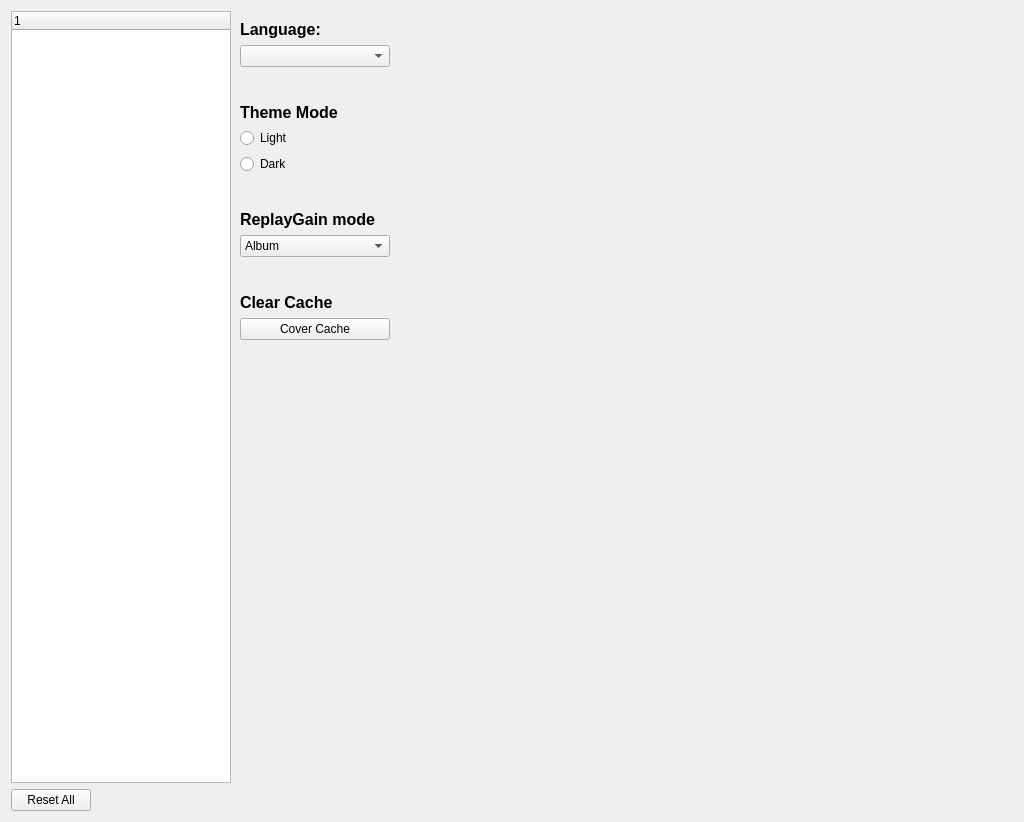
Qt form src/widget_shared/preferencedialog.ui (billlin0904/xamp2) before a commit.
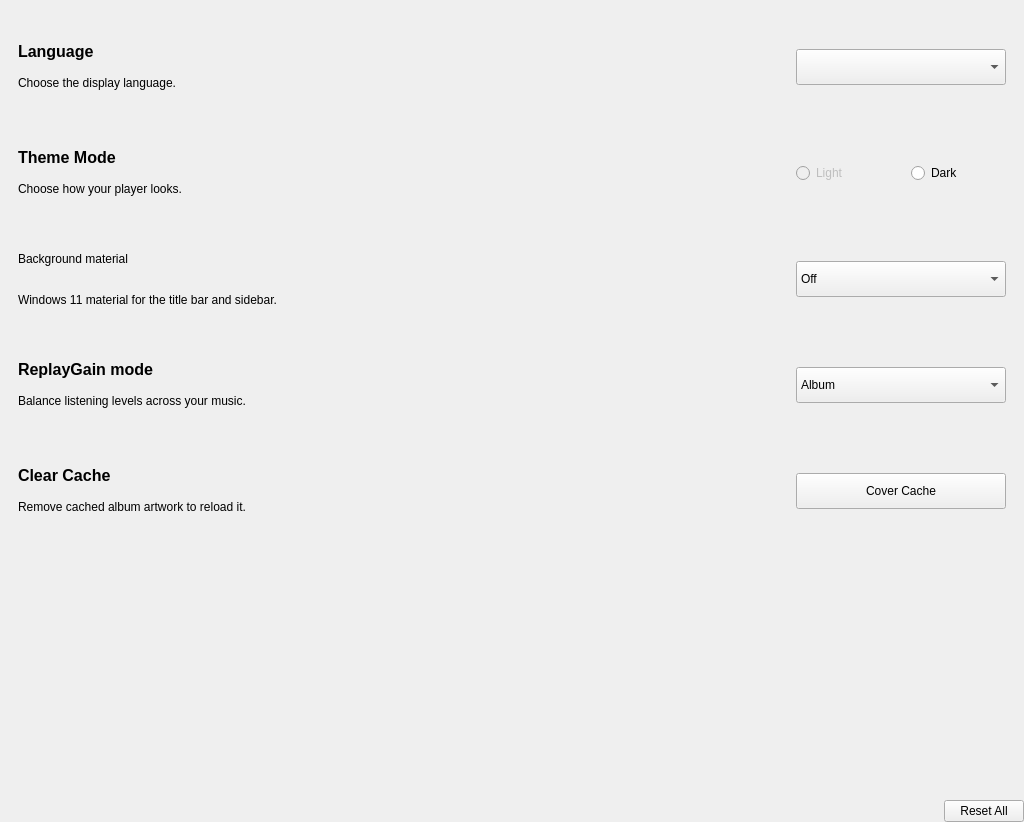
The same form after that commit. Custom widgets are drawn as their Qt base class.

Commit message: Integrate PCM-to-DSD playback with MKL and update XAMP UI and packaging

```diff
--- a/src/widget_shared/preferencedialog.ui
+++ b/src/widget_shared/preferencedialog.ui
@@ -1,7 +1,7 @@
 <?xml version="1.0" encoding="UTF-8"?>
 <ui version="4.0">
  <class>PreferenceDialog</class>
- <widget class="QFrame" name="PreferenceDialog">
+ <widget class="QFrame" name="modernSettings">
   <property name="geometry">
    <rect>
     <x>0</x>
@@ -11,7 +11,7 @@
    </rect>
   </property>
   <property name="sizePolicy">
-   <sizepolicy hsizetype="Fixed" vsizetype="Preferred">
+   <sizepolicy hsizetype="Expanding" vsizetype="Expanding">
     <horstretch>0</horstretch>
     <verstretch>0</verstretch>
    </sizepolicy>
@@ -20,14 +20,21 @@
    <enum>Qt::FocusPolicy::NoFocus</enum>
   </property>
   <property name="windowTitle">
-   <string>Preference</string>
+   <string>Settings</string>
   </property>
-  <layout class="QVBoxLayout" name="verticalLayout">
-   <item>
-    <layout class="QHBoxLayout" name="horizontalLayout">
-     <property name="spacing">
-      <number>0</number>
-     </property>
+  <property name="minimumSize">
+   <size>
+    <width>760</width>
+    <height>580</height>
+   </size>
+  </property>
+  <property name="maximumSize">
+   <size>
+    <width>1080</width>
+    <height>16777215</height>
+   </size>
+  </property>
+  <layout class="QVBoxLayout" name="settingsLayout" stretch="0,1,0">
      <property name="leftMargin">
       <number>0</number>
      </property>
@@ -40,48 +47,63 @@
      <property name="bottomMargin">
       <number>0</number>
      </property>
+   <property name="spacing">
+    <number>20</number>
+   </property>
      <item>
-      <widget class="QTreeWidget" name="preferenceTreeWidget">
-       <property name="sizePolicy">
-        <sizepolicy hsizetype="Fixed" vsizetype="Expanding">
-         <horstretch>0</horstretch>
-         <verstretch>0</verstretch>
-        </sizepolicy>
-       </property>
-       <property name="minimumSize">
-        <size>
-         <width>220</width>
-         <height>0</height>
-        </size>
-       </property>
-       <property name="maximumSize">
-        <size>
-         <width>220</width>
-         <height>16777215</height>
-        </size>
-       </property>
-       <column>
-        <property name="text">
-         <string notr="true">1</string>
-        </property>
-       </column>
-      </widget>
+    <widget class="QTabBar" name="settingsTabs" />
      </item>
      <item>
       <widget class="QStackedWidget" name="stackedWidget">
-       <property name="sizePolicy">
-        <sizepolicy hsizetype="Preferred" vsizetype="Preferred">
-         <horstretch>2</horstretch>
-         <verstretch>0</verstretch>
-        </sizepolicy>
-       </property>
-       <property name="currentIndex">
-        <number>0</number>
-       </property>
        <widget class="QWidget" name="playbackPage">
-        <layout class="QVBoxLayout" name="verticalLayout_17" stretch="0,0,0,0,0,0,0,0">
+      <layout class="QVBoxLayout" name="playbackLayout">
+       <property name="leftMargin">
+        <number>0</number>
+       </property>
+       <property name="topMargin">
+        <number>0</number>
+       </property>
+       <property name="rightMargin">
+        <number>0</number>
+       </property>
+       <property name="bottomMargin">
+        <number>0</number>
+       </property>
+       <property name="spacing">
+        <number>12</number>
+       </property>
          <item>
-          <layout class="QVBoxLayout" name="verticalLayout_15">
+        <widget class="QFrame" name="settingRow1">
+         <property name="settingRow" stdset="0">
+          <bool>true</bool>
+         </property>
+         <property name="minimumSize">
+          <size>
+           <width>0</width>
+           <height>94</height>
+          </size>
+         </property>
+         <layout class="QHBoxLayout" name="settingRowLayout1" stretch="1,0">
+          <property name="leftMargin">
+           <number>18</number>
+          </property>
+          <property name="topMargin">
+           <number>18</number>
+          </property>
+          <property name="rightMargin">
+           <number>18</number>
+          </property>
+          <property name="bottomMargin">
+           <number>18</number>
+          </property>
+          <property name="spacing">
+           <number>24</number>
+          </property>
+          <item>
+           <layout class="QVBoxLayout" name="settingCopy1">
+            <property name="spacing">
+             <number>6</number>
+            </property>
            <item>
             <widget class="QLabel" name="lbLang">
              <property name="font">
@@ -92,45 +114,84 @@
               </font>
              </property>
              <property name="text">
-              <string>Language:</string>
-             </property>
-            </widget>
+               <string>Language</string>
+              </property>
+              <property name="settingTitle" stdset="0">
+               <bool>true</bool>
+              </property>
+             </widget>
+            </item>
+            <item>
+             <widget class="QLabel" name="settingHint1">
+              <property name="text">
+               <string>Choose the display language.</string>
+              </property>
+              <property name="settingHint" stdset="0">
+               <bool>true</bool>
+              </property>
+              <property name="wordWrap">
+               <bool>true</bool>
+              </property>
+             </widget>
+            </item>
+           </layout>
            </item>
            <item>
             <widget class="QComboBox" name="langCombo">
-             <property name="maximumSize">
-              <size>
-               <width>150</width>
-               <height>16777215</height>
-              </size>
-             </property>
              <property name="font">
               <font>
                <kerning>false</kerning>
               </font>
              </property>
+            <property name="minimumSize">
+             <size>
+              <width>210</width>
+              <height>36</height>
+             </size>
+            </property>
+            <property name="maximumSize">
+             <size>
+              <width>270</width>
+              <height>16777215</height>
+             </size>
+            </property>
             </widget>
            </item>
           </layout>
+        </widget>
          </item>
          <item>
-          <spacer name="verticalSpacer_7">
-           <property name="orientation">
-            <enum>Qt::Orientation::Vertical</enum>
-           </property>
-           <property name="sizeType">
-            <enum>QSizePolicy::Policy::Fixed</enum>
-           </property>
-           <property name="sizeHint" stdset="0">
+        <widget class="QFrame" name="settingRow2">
+         <property name="settingRow" stdset="0">
+          <bool>true</bool>
+         </property>
+         <property name="minimumSize">
             <size>
-             <width>20</width>
-             <height>30</height>
-            </size>
-           </property>
-          </spacer>
-         </item>
+           <width>0</width>
+           <height>94</height>
+          </size>
+         </property>
+         <layout class="QHBoxLayout" name="settingRowLayout2" stretch="1,0">
+          <property name="leftMargin">
+           <number>18</number>
+          </property>
+          <property name="topMargin">
+           <number>18</number>
+          </property>
+          <property name="rightMargin">
+           <number>18</number>
+          </property>
+          <property name="bottomMargin">
+           <number>18</number>
+          </property>
+          <property name="spacing">
+           <number>24</number>
+          </property>
          <item>
-          <layout class="QVBoxLayout" name="verticalLayout_16">
+           <layout class="QVBoxLayout" name="settingCopy2">
+            <property name="spacing">
+             <number>6</number>
+            </property>
            <item>
             <widget class="QLabel" name="lbThemeMode">
              <property name="font">
@@ -143,10 +204,49 @@
              <property name="text">
               <string>Theme Mode</string>
              </property>
-            </widget>
-           </item>
+              <property name="settingTitle" stdset="0">
+               <bool>true</bool>
+              </property>
+             </widget>
+            </item>
+            <item>
+             <widget class="QLabel" name="settingHint2">
+              <property name="text">
+               <string>Choose how your player looks.</string>
+              </property>
+              <property name="settingHint" stdset="0">
+               <bool>true</bool>
+              </property>
+              <property name="wordWrap">
+               <bool>true</bool>
+              </property>
+             </widget>
+            </item>
+           </layout>
+          </item>
+          <item>
+           <widget class="QWidget" name="themeChoices">
+            <layout class="QHBoxLayout" name="themeChoicesLayout">
+             <property name="leftMargin">
+              <number>0</number>
+             </property>
+             <property name="topMargin">
+              <number>0</number>
+             </property>
+             <property name="rightMargin">
+              <number>0</number>
+             </property>
+             <property name="bottomMargin">
+              <number>0</number>
+             </property>
+             <property name="spacing">
+              <number>20</number>
+             </property>
            <item>
             <widget class="QRadioButton" name="lightRadioButton">
+               <property name="enabled">
+                <bool>false</bool>
+               </property>
              <property name="text">
               <string>Light</string>
              </property>
@@ -160,25 +260,131 @@
             </widget>
            </item>
           </layout>
-         </item>
+            <property name="minimumSize">
+             <size>
+              <width>210</width>
+              <height>36</height>
+             </size>
+            </property>
+            <property name="maximumSize">
+             <size>
+              <width>270</width>
+              <height>16777215</height>
+             </size>
+            </property>
+           </widget>
+          </item>
+         </layout>
+        </widget>
+       </item>
          <item>
-          <spacer name="verticalSpacer_5">
-           <property name="orientation">
-            <enum>Qt::Orientation::Vertical</enum>
-           </property>
-           <property name="sizeType">
-            <enum>QSizePolicy::Policy::Fixed</enum>
-           </property>
-           <property name="sizeHint" stdset="0">
+        <widget class="QFrame" name="backdropRow">
+         <property name="settingRow" stdset="0">
+          <bool>true</bool>
+         </property>
+         <property name="minimumSize">
+          <size>
+           <width>0</width>
+           <height>94</height>
+          </size>
+         </property>
+         <layout class="QHBoxLayout" name="backdropLayout" stretch="1,0">
+          <property name="leftMargin">
+           <number>18</number>
+          </property>
+          <property name="rightMargin">
+           <number>18</number>
+          </property>
+          <item>
+           <layout class="QVBoxLayout" name="backdropTextLayout">
+            <item>
+             <widget class="QLabel" name="backdropTitle">
+              <property name="text">
+               <string>Background material</string>
+              </property>
+              <property name="settingTitle" stdset="0">
+               <bool>true</bool>
+              </property>
+             </widget>
+            </item>
+            <item>
+             <widget class="QLabel" name="backdropHint">
+              <property name="text">
+               <string>Windows 11 material for the title bar and sidebar.</string>
+              </property>
+              <property name="settingHint" stdset="0">
+               <bool>true</bool>
+              </property>
+             </widget>
+            </item>
+           </layout>
+          </item>
+          <item>
+           <widget class="QComboBox" name="backdropCombo">
+            <property name="minimumSize">
             <size>
-             <width>20</width>
-             <height>30</height>
-            </size>
-           </property>
-          </spacer>
+              <width>210</width>
+              <height>36</height>
+             </size>
+            </property>
+            <property name="maximumSize">
+             <size>
+              <width>270</width>
+              <height>16777215</height>
+             </size>
+            </property>
+            <item>
+             <property name="text">
+              <string>Off</string>
+             </property>
          </item>
          <item>
-          <layout class="QVBoxLayout" name="verticalLayout_5">
+             <property name="text">
+              <string>Mica</string>
+             </property>
+            </item>
+            <item>
+             <property name="text">
+              <string>Acrylic</string>
+             </property>
+            </item>
+           </widget>
+          </item>
+         </layout>
+        </widget>
+       </item>
+       <item>
+        <widget class="QFrame" name="settingRow3">
+         <property name="settingRow" stdset="0">
+          <bool>true</bool>
+         </property>
+         <property name="minimumSize">
+          <size>
+           <width>0</width>
+           <height>94</height>
+          </size>
+         </property>
+         <layout class="QHBoxLayout" name="settingRowLayout3" stretch="1,0">
+          <property name="leftMargin">
+           <number>18</number>
+          </property>
+          <property name="topMargin">
+           <number>18</number>
+          </property>
+          <property name="rightMargin">
+           <number>18</number>
+          </property>
+          <property name="bottomMargin">
+           <number>18</number>
+          </property>
+          <property name="spacing">
+           <number>24</number>
+          </property>
+          <item>
+           <layout class="QVBoxLayout" name="settingCopy3">
+            <property name="spacing">
+             <number>6</number>
+            </property>
            <item>
             <widget class="QLabel" name="lbReplayGameMode">
              <property name="maximumSize">
@@ -197,16 +403,28 @@
              <property name="text">
               <string>ReplayGain mode</string>
              </property>
-            </widget>
+              <property name="settingTitle" stdset="0">
+               <bool>true</bool>
+              </property>
+             </widget>
+            </item>
+            <item>
+             <widget class="QLabel" name="settingHint3">
+              <property name="text">
+               <string>Balance listening levels across your music.</string>
+              </property>
+              <property name="settingHint" stdset="0">
+               <bool>true</bool>
+              </property>
+              <property name="wordWrap">
+               <bool>true</bool>
+              </property>
+             </widget>
+            </item>
+           </layout>
            </item>
            <item>
             <widget class="QComboBox" name="replayGainModeCombo">
-             <property name="maximumSize">
-              <size>
-               <width>150</width>
-               <height>16777215</height>
-              </size>
-             </property>
              <property name="font">
               <font>
                <kerning>false</kerning>
@@ -227,28 +445,55 @@
                <string>None</string>
               </property>
              </item>
+            <property name="minimumSize">
+             <size>
+              <width>210</width>
+              <height>36</height>
+             </size>
+            </property>
+            <property name="maximumSize">
+             <size>
+              <width>270</width>
+              <height>16777215</height>
+             </size>
+            </property>
             </widget>
            </item>
           </layout>
+        </widget>
          </item>
          <item>
-          <spacer name="verticalSpacer_6">
-           <property name="orientation">
-            <enum>Qt::Orientation::Vertical</enum>
-           </property>
-           <property name="sizeType">
-            <enum>QSizePolicy::Policy::Fixed</enum>
-           </property>
-           <property name="sizeHint" stdset="0">
+        <widget class="QFrame" name="settingRow4">
+         <property name="settingRow" stdset="0">
+          <bool>true</bool>
+         </property>
+         <property name="minimumSize">
             <size>
-             <width>20</width>
-             <height>30</height>
-            </size>
-           </property>
-          </spacer>
-         </item>
+           <width>0</width>
+           <height>94</height>
+          </size>
+         </property>
+         <layout class="QHBoxLayout" name="settingRowLayout4" stretch="1,0">
+          <property name="leftMargin">
+           <number>18</number>
+          </property>
+          <property name="topMargin">
+           <number>18</number>
+          </property>
+          <property name="rightMargin">
+           <number>18</number>
+          </property>
+          <property name="bottomMargin">
+           <number>18</number>
+          </property>
+          <property name="spacing">
+           <number>24</number>
+          </property>
          <item>
-          <layout class="QVBoxLayout" name="verticalLayout_9">
+           <layout class="QVBoxLayout" name="settingCopy4">
+            <property name="spacing">
+             <number>6</number>
+            </property>
            <item>
             <widget class="QLabel" name="lbReplayGameMode_2">
              <property name="maximumSize">
@@ -267,32 +512,57 @@
              <property name="text">
               <string>Clear Cache</string>
              </property>
-            </widget>
+              <property name="settingTitle" stdset="0">
+               <bool>true</bool>
+              </property>
+             </widget>
+            </item>
+            <item>
+             <widget class="QLabel" name="settingHint4">
+              <property name="text">
+               <string>Remove cached album artwork to reload it.</string>
+              </property>
+              <property name="settingHint" stdset="0">
+               <bool>true</bool>
+              </property>
+              <property name="wordWrap">
+               <bool>true</bool>
+              </property>
+             </widget>
+            </item>
+           </layout>
            </item>
            <item>
             <widget class="QPushButton" name="clearCoverCacheButton">
-             <property name="maximumSize">
-              <size>
-               <width>150</width>
-               <height>16777215</height>
-              </size>
-             </property>
              <property name="text">
               <string>Cover Cache</string>
              </property>
+            <property name="minimumSize">
+             <size>
+              <width>210</width>
+              <height>36</height>
+             </size>
+            </property>
+            <property name="maximumSize">
+             <size>
+              <width>270</width>
+              <height>16777215</height>
+             </size>
+            </property>
             </widget>
            </item>
           </layout>
+        </widget>
          </item>
          <item>
-          <spacer name="verticalSpacer">
+        <spacer name="playbackBottomSpace">
            <property name="orientation">
-            <enum>Qt::Orientation::Vertical</enum>
-           </property>
-           <property name="sizeHint" stdset="0">
+          <enum>Qt::Vertical</enum>
+         </property>
+         <property name="sizeHint">
             <size>
              <width>20</width>
-             <height>40</height>
+           <height>20</height>
             </size>
            </property>
           </spacer>
@@ -300,6 +570,131 @@
         </layout>
        </widget>
        <widget class="QWidget" name="dspManagerPage">
+      <layout class="QVBoxLayout" name="resamplerLayout" stretch="0,1">
+       <property name="leftMargin">
+        <number>0</number>
+       </property>
+       <property name="topMargin">
+        <number>0</number>
+       </property>
+       <property name="rightMargin">
+        <number>0</number>
+       </property>
+       <property name="bottomMargin">
+        <number>0</number>
+       </property>
+       <property name="spacing">
+        <number>16</number>
+       </property>
+       <item>
+        <widget class="QFrame" name="settingRow5">
+         <property name="settingRow" stdset="0">
+          <bool>true</bool>
+         </property>
+         <property name="minimumSize">
+          <size>
+           <width>0</width>
+           <height>94</height>
+          </size>
+         </property>
+         <layout class="QHBoxLayout" name="settingRowLayout5" stretch="1,0">
+          <property name="leftMargin">
+           <number>18</number>
+          </property>
+          <property name="topMargin">
+           <number>18</number>
+          </property>
+          <property name="rightMargin">
+           <number>18</number>
+          </property>
+          <property name="bottomMargin">
+           <number>18</number>
+          </property>
+          <property name="spacing">
+           <number>24</number>
+          </property>
+          <item>
+           <layout class="QVBoxLayout" name="settingCopy5">
+            <property name="spacing">
+             <number>6</number>
+            </property>
+            <item>
+             <widget class="QLabel" name="lbResampler">
+              <property name="sizePolicy">
+               <sizepolicy hsizetype="Preferred" vsizetype="Preferred">
+                <horstretch>1</horstretch>
+                <verstretch>0</verstretch>
+               </sizepolicy>
+              </property>
+              <property name="text">
+               <string>Resampler</string>
+              </property>
+              <property name="settingTitle" stdset="0">
+               <bool>true</bool>
+              </property>
+             </widget>
+            </item>
+            <item>
+             <widget class="QLabel" name="settingHint5">
+              <property name="text">
+               <string>Select the sample rate conversion engine.</string>
+              </property>
+              <property name="settingHint" stdset="0">
+               <bool>true</bool>
+              </property>
+              <property name="wordWrap">
+               <bool>true</bool>
+              </property>
+             </widget>
+            </item>
+           </layout>
+          </item>
+          <item>
+           <widget class="QComboBox" name="selectResamplerComboBox">
+            <property name="sizePolicy">
+             <sizepolicy hsizetype="Preferred" vsizetype="Fixed">
+              <horstretch>1</horstretch>
+              <verstretch>0</verstretch>
+             </sizepolicy>
+            </property>
+            <item>
+             <property name="text">
+              <string>Disable</string>
+             </property>
+            </item>
+            <item>
+             <property name="text">
+              <string>Soxr</string>
+             </property>
+            </item>
+            <item>
+             <property name="text">
+              <string>Secret Rabbit Code</string>
+             </property>
+            </item>
+            <item>
+             <property name="text">
+              <string>R8brain Free</string>
+             </property>
+            </item>
+            <property name="minimumSize">
+             <size>
+              <width>210</width>
+              <height>36</height>
+             </size>
+            </property>
+            <property name="maximumSize">
+             <size>
+              <width>270</width>
+              <height>16777215</height>
+             </size>
+            </property>
+           </widget>
+          </item>
+         </layout>
+        </widget>
+       </item>
+       <item>
         <widget class="QStackedWidget" name="resamplerStackedWidget">
          <property name="geometry">
           <rect>
@@ -309,7 +704,7 @@
            <height>701</height>
           </rect>
          </property>
-         <widget class="QWidget" name="noneResamplerPage"/>
+         <widget class="QWidget" name="noneResamplerPage" />
          <widget class="QWidget" name="soxrResamplerPage">
           <layout class="QVBoxLayout" name="verticalLayout_4">
            <property name="spacing">
@@ -343,7 +738,7 @@
               </widget>
              </item>
              <item>
-              <widget class="QComboBox" name="soxrSettingCombo"/>
+              <widget class="QComboBox" name="soxrSettingCombo" />
              </item>
              <item>
               <layout class="QHBoxLayout" name="horizontalLayout_10">
@@ -653,7 +1048,7 @@
             </spacer>
            </item>
            <item>
-            <layout class="QHBoxLayout" name="horizontalLayout_11"/>
+            <layout class="QHBoxLayout" name="horizontalLayout_11" />
            </item>
            <item>
             <widget class="QGroupBox" name="groupBox_2">
@@ -1021,68 +1416,26 @@
           </layout>
          </widget>
         </widget>
-        <widget class="QWidget" name="layoutWidget">
-         <property name="geometry">
-          <rect>
-           <x>0</x>
-           <y>0</y>
-           <width>381</width>
-           <height>41</height>
-          </rect>
-         </property>
-         <layout class="QHBoxLayout" name="horizontalLayout_27">
-          <item>
-           <widget class="QLabel" name="lbResampler">
-            <property name="sizePolicy">
-             <sizepolicy hsizetype="Preferred" vsizetype="Preferred">
-              <horstretch>1</horstretch>
-              <verstretch>0</verstretch>
-             </sizepolicy>
-            </property>
-            <property name="text">
-             <string>Resampler:</string>
-            </property>
-           </widget>
+       </item>
+      </layout>
+     </widget>
+    </widget>
           </item>
           <item>
-           <widget class="QComboBox" name="selectResamplerComboBox">
-            <property name="sizePolicy">
-             <sizepolicy hsizetype="Preferred" vsizetype="Fixed">
-              <horstretch>1</horstretch>
-              <verstretch>0</verstretch>
-             </sizepolicy>
-            </property>
+    <layout class="QHBoxLayout" name="settingsFooter">
             <item>
-             <property name="text">
-              <string>Disable</string>
-             </property>
-            </item>
-            <item>
-             <property name="text">
-              <string>Soxr</string>
-             </property>
-            </item>
-            <item>
-             <property name="text">
-              <string>Secret Rabbit Code</string>
-             </property>
-            </item>
-            <item>
-             <property name="text">
-              <string>R8brain Free</string>
-             </property>
-            </item>
-           </widget>
-          </item>
-         </layout>
-        </widget>
-       </widget>
-      </widget>
-     </item>
-    </layout>
-   </item>
-   <item>
-    <layout class="QHBoxLayout" name="horizontalLayout_13">
+      <spacer name="footerSpace">
+       <property name="orientation">
+        <enum>Qt::Horizontal</enum>
+       </property>
+       <property name="sizeHint">
+        <size>
+         <width>40</width>
+         <height>20</height>
+        </size>
+       </property>
+      </spacer>
+     </item>
      <item>
       <widget class="QPushButton" name="resetAllButton">
        <property name="text">
@@ -1090,19 +1443,6 @@
        </property>
       </widget>
      </item>
-     <item>
-      <spacer name="horizontalSpacer_2">
-       <property name="orientation">
-        <enum>Qt::Orientation::Horizontal</enum>
-       </property>
-       <property name="sizeHint" stdset="0">
-        <size>
-         <width>40</width>
-         <height>20</height>
-        </size>
-       </property>
-      </spacer>
-     </item>
     </layout>
    </item>
   </layout>
```
Left out of the diff: 6 changed lines with no effect on the pictures. Lines whose indentation alone changed are shown as unchanged. The commit also changes 315 other files.
